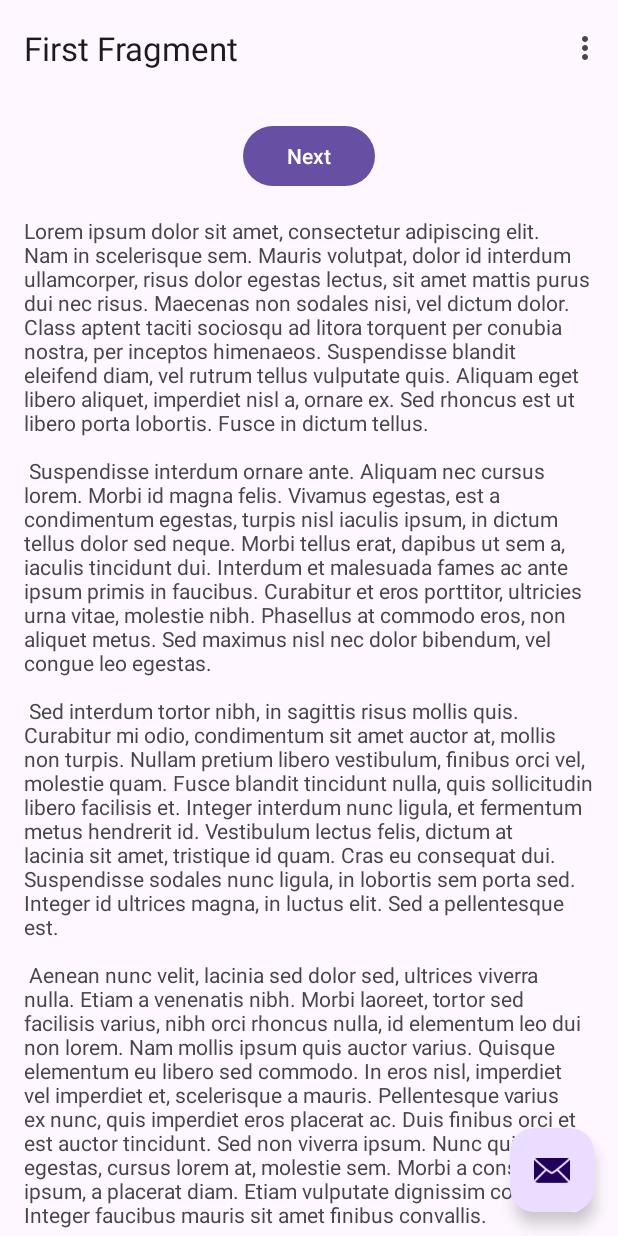
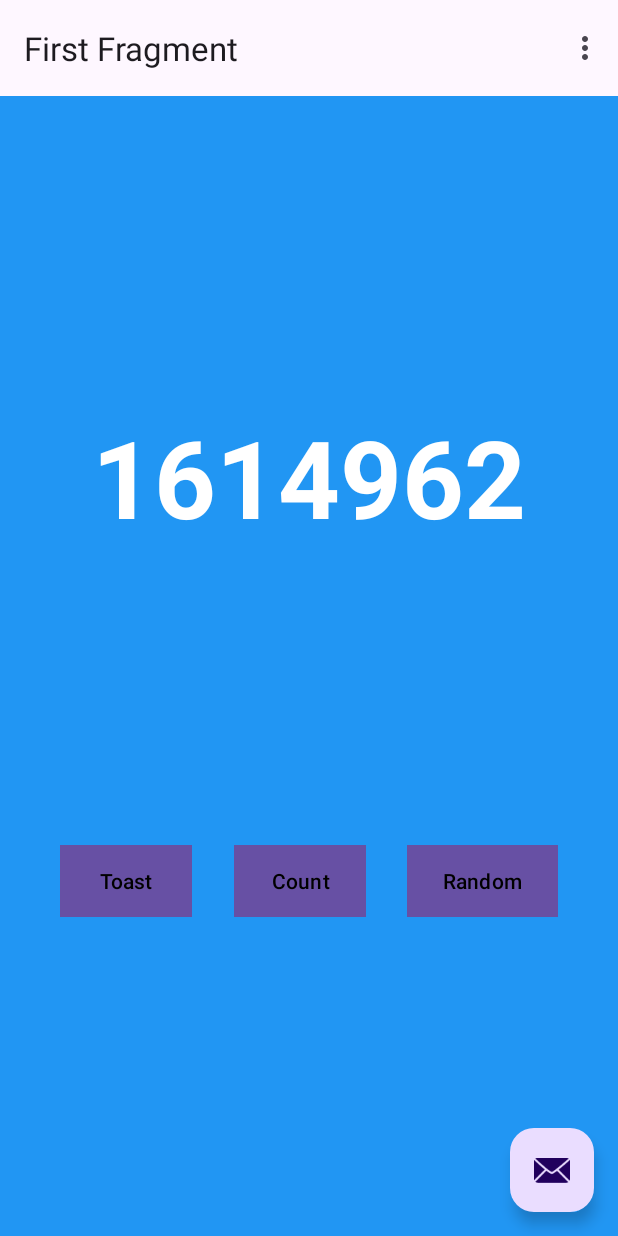
Before and after one commit to nikhilualberta/Android, an Android app: the screen it shows after launch (MainActivity), on a phone screen of 412 x 824 dp. Run offline under Robolectric (Android 15) with nearby library versions, the phone set to English and light mode, and no system bars; our stand-ins replace navigation-ui.

Commit message:
Got to step 8

```diff
--- a/Asn0/app/src/main/java/com/example/asn0/FirstFragment.java
+++ b/Asn0/app/src/main/java/com/example/asn0/FirstFragment.java
@@ -29,7 +29,7 @@ public class FirstFragment extends Fragment {
     public void onViewCreated(@NonNull View view, Bundle savedInstanceState) {
         super.onViewCreated(view, savedInstanceState);
 
-        binding.buttonFirst.setOnClickListener(new View.OnClickListener() {
+        binding.randomButton.setOnClickListener(new View.OnClickListener() {
             @Override
             public void onClick(View view) {
                 NavHostFragment.findNavController(FirstFragment.this)
--- a/Asn0/app/src/main/res/layout/fragment_first.xml
+++ b/Asn0/app/src/main/res/layout/fragment_first.xml
@@ -1,35 +1,62 @@
-<?xml version="1.0" encoding="utf-8"?>
-<androidx.core.widget.NestedScrollView xmlns:android="http://schemas.android.com/apk/res/android"
+<androidx.constraintlayout.widget.ConstraintLayout xmlns:android="http://schemas.android.com/apk/res/android"
     xmlns:app="http://schemas.android.com/apk/res-auto"
     xmlns:tools="http://schemas.android.com/tools"
     android:layout_width="match_parent"
     android:layout_height="match_parent"
-    tools:context=".FirstFragment">
-
-    <androidx.constraintlayout.widget.ConstraintLayout
-        android:layout_width="match_parent"
-        android:layout_height="match_parent"
+    android:background="@color/screenBackground"
     android:padding="16dp">
-
-        <Button
-            android:id="@+id/button_first"
-            android:layout_width="wrap_content"
-            android:layout_height="wrap_content"
-            android:text="@string/next"
-            app:layout_constraintBottom_toTopOf="@id/textview_first"
-            app:layout_constraintEnd_toEndOf="parent"
-            app:layout_constraintStart_toStartOf="parent"
-            app:layout_constraintTop_toTopOf="parent" />
 
     <TextView
         android:id="@+id/textview_first"
         android:layout_width="wrap_content"
         android:layout_height="wrap_content"
-            android:layout_marginTop="16dp"
+        android:fontFamily="sans-serif"
         android:text="@string/lorem_ipsum"
+        android:textColor="@android:color/white"
+        app:layout_constraintVertical_bias="0.3"
+        android:textStyle="bold"
+        android:textSize="72sp"
+        app:layout_constraintHorizontal_bias="0.5"
         app:layout_constraintBottom_toBottomOf="parent"
         app:layout_constraintEnd_toEndOf="parent"
         app:layout_constraintStart_toStartOf="parent"
-            app:layout_constraintTop_toBottomOf="@id/button_first" />
+        app:layout_constraintTop_toTopOf="parent" />
+
+    <Button
+        android:id="@+id/random_button"
+        android:layout_width="wrap_content"
+        android:layout_height="wrap_content"
+        android:layout_marginEnd="24dp"
+        android:background="@color/buttonBackground"
+        android:text="@string/random_button_text"
+        android:textColor="@android:color/black"
+        app:layout_constraintBottom_toBottomOf="parent"
+        app:layout_constraintEnd_toEndOf="parent"
+        app:layout_constraintTop_toBottomOf="@+id/textview_first" />
+
+    <Button
+        android:id="@+id/toast_button"
+        android:layout_width="wrap_content"
+        android:layout_height="wrap_content"
+        android:layout_marginStart="24dp"
+        android:background="@color/buttonBackground"
+        android:text="@string/toast_button_text"
+        android:textColor="@color/black"
+        android:textColorLink="@color/buttonBackground"
+        app:layout_constraintBottom_toBottomOf="parent"
+        app:layout_constraintStart_toStartOf="parent"
+        app:layout_constraintTop_toBottomOf="@+id/textview_first" />
+
+    <Button
+        android:id="@+id/count_button"
+        android:layout_width="wrap_content"
+        android:layout_height="wrap_content"
+        android:background="@color/buttonBackground"
+        android:text="@string/count_button_text"
+        android:textColor="@android:color/black"
+        app:layout_constraintBottom_toBottomOf="parent"
+        app:layout_constraintEnd_toStartOf="@+id/random_button"
+        app:layout_constraintStart_toEndOf="@+id/toast_button"
+        app:layout_constraintTop_toBottomOf="@+id/textview_first" />
+
 </androidx.constraintlayout.widget.ConstraintLayout>
-</androidx.core.widget.NestedScrollView>
--- a/Asn0/app/src/main/res/values/colors.xml
+++ b/Asn0/app/src/main/res/values/colors.xml
@@ -2,4 +2,6 @@
 <resources>
     <color name="black">#FF000000</color>
     <color name="white">#FFFFFFFF</color>
+    <color name="screenBackground">#2196F3</color>
+    <color name="buttonBackground">#BBDEFB</color>
 </resources>
--- a/Asn0/app/src/main/res/values/strings.xml
+++ b/Asn0/app/src/main/res/values/strings.xml
@@ -4,43 +4,12 @@
     <!-- Strings used for fragments for navigation -->
     <string name="first_fragment_label">First Fragment</string>
     <string name="second_fragment_label">Second Fragment</string>
-    <string name="next">Next</string>
+    <string name="random_button_text">Random</string>
     <string name="previous">Previous</string>
 
     <string name="lorem_ipsum">
-        Lorem ipsum dolor sit amet, consectetur adipiscing elit. Nam in scelerisque sem. Mauris
-        volutpat, dolor id interdum ullamcorper, risus dolor egestas lectus, sit amet mattis purus
-        dui nec risus. Maecenas non sodales nisi, vel dictum dolor. Class aptent taciti sociosqu ad
-        litora torquent per conubia nostra, per inceptos himenaeos. Suspendisse blandit eleifend
-        diam, vel rutrum tellus vulputate quis. Aliquam eget libero aliquet, imperdiet nisl a,
-        ornare ex. Sed rhoncus est ut libero porta lobortis. Fusce in dictum tellus.\n\n
-        Suspendisse interdum ornare ante. Aliquam nec cursus lorem. Morbi id magna felis. Vivamus
-        egestas, est a condimentum egestas, turpis nisl iaculis ipsum, in dictum tellus dolor sed
-        neque. Morbi tellus erat, dapibus ut sem a, iaculis tincidunt dui. Interdum et malesuada
-        fames ac ante ipsum primis in faucibus. Curabitur et eros porttitor, ultricies urna vitae,
-        molestie nibh. Phasellus at commodo eros, non aliquet metus. Sed maximus nisl nec dolor
-        bibendum, vel congue leo egestas.\n\n
-        Sed interdum tortor nibh, in sagittis risus mollis quis. Curabitur mi odio, condimentum sit
-        amet auctor at, mollis non turpis. Nullam pretium libero vestibulum, finibus orci vel,
-        molestie quam. Fusce blandit tincidunt nulla, quis sollicitudin libero facilisis et. Integer
-        interdum nunc ligula, et fermentum metus hendrerit id. Vestibulum lectus felis, dictum at
-        lacinia sit amet, tristique id quam. Cras eu consequat dui. Suspendisse sodales nunc ligula,
-        in lobortis sem porta sed. Integer id ultrices magna, in luctus elit. Sed a pellentesque
-        est.\n\n
-        Aenean nunc velit, lacinia sed dolor sed, ultrices viverra nulla. Etiam a venenatis nibh.
-        Morbi laoreet, tortor sed facilisis varius, nibh orci rhoncus nulla, id elementum leo dui
-        non lorem. Nam mollis ipsum quis auctor varius. Quisque elementum eu libero sed commodo. In
-        eros nisl, imperdiet vel imperdiet et, scelerisque a mauris. Pellentesque varius ex nunc,
-        quis imperdiet eros placerat ac. Duis finibus orci et est auctor tincidunt. Sed non viverra
-        ipsum. Nunc quis augue egestas, cursus lorem at, molestie sem. Morbi a consectetur ipsum, a
-        placerat diam. Etiam vulputate dignissim convallis. Integer faucibus mauris sit amet finibus
-        convallis.\n\n
-        Phasellus in aliquet mi. Pellentesque habitant morbi tristique senectus et netus et
-        malesuada fames ac turpis egestas. In volutpat arcu ut felis sagittis, in finibus massa
-        gravida. Pellentesque id tellus orci. Integer dictum, lorem sed efficitur ullamcorper,
-        libero justo consectetur ipsum, in mollis nisl ex sed nisl. Donec maximus ullamcorper
-        sodales. Praesent bibendum rhoncus tellus nec feugiat. In a ornare nulla. Donec rhoncus
-        libero vel nunc consequat, quis tincidunt nisl eleifend. Cras bibendum enim a justo luctus
-        vestibulum. Fusce dictum libero quis erat maximus, vitae volutpat diam dignissim.
+        1614962
     </string>
+    <string name="toast_button_text">Toast</string>
+    <string name="count_button_text">Count</string>
 </resources>
```
Lines whose indentation alone changed are shown as unchanged.
